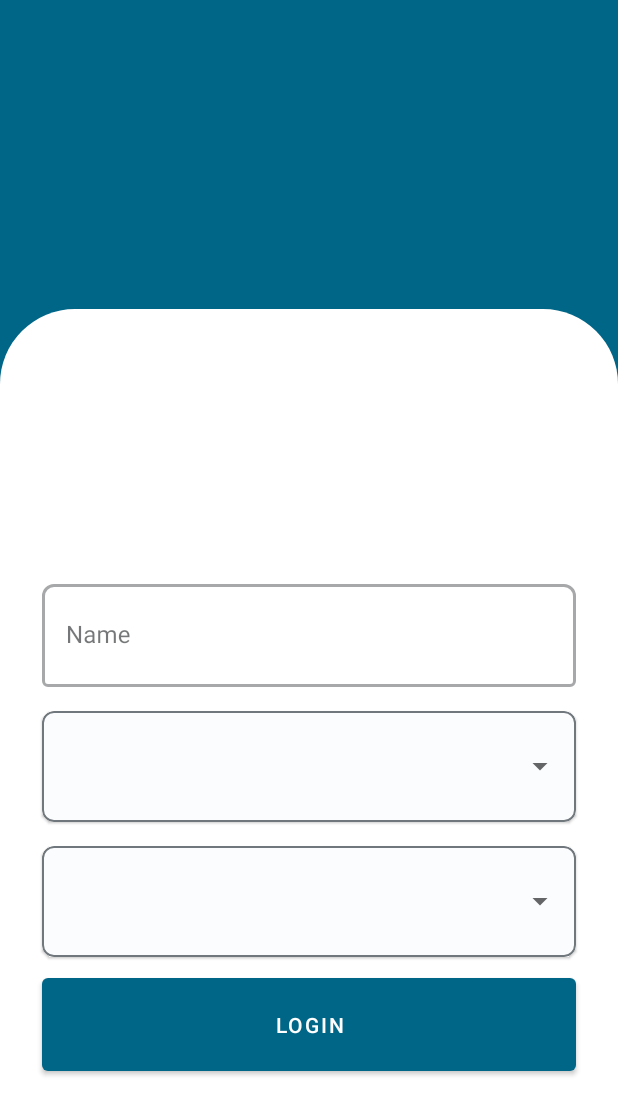
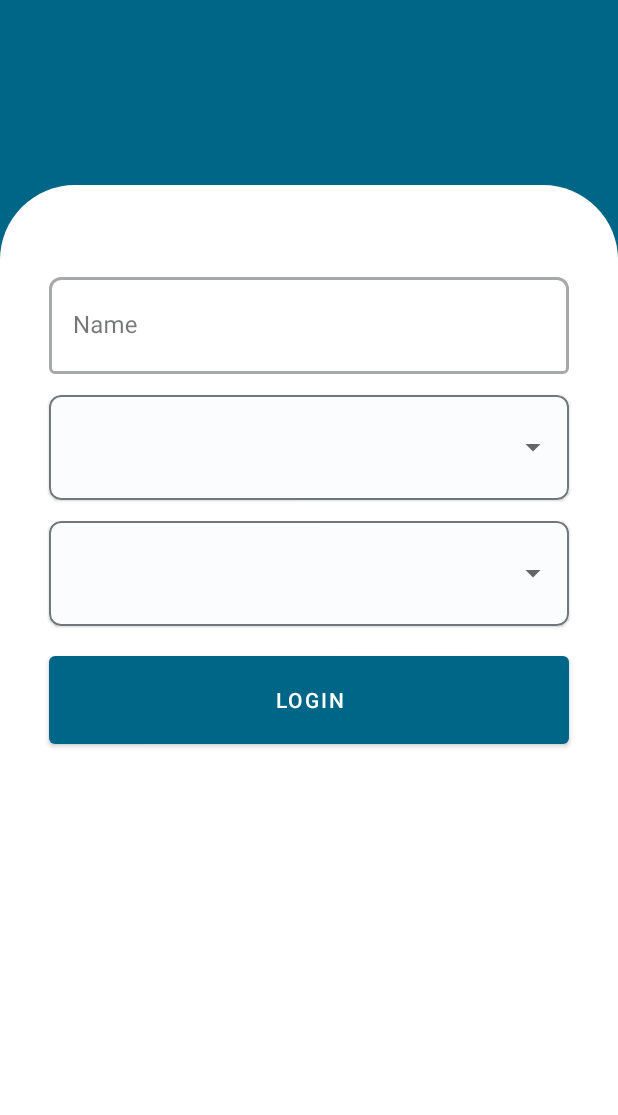
Before and after one commit to harisheoran/collegehub, an Android app: the LoginScreen screen opened through its navigation route, on a phone screen of 412 x 824 dp. Shown: the top 1115 px of the screen. Run offline under Robolectric (Android 15) with nearby library versions, the phone set to English and light mode, and no system bars; our stand-ins replace data binding; 1 statement that could not run was skipped.

Commit message:
login Screen UI

```diff
--- a/app/src/main/res/layout/fragment_login_screen.xml
+++ b/app/src/main/res/layout/fragment_login_screen.xml
@@ -18,21 +18,75 @@
                 app:layout_constraintEnd_toEndOf="parent"
                 app:layout_constraintStart_toStartOf="parent"
                 android:background="@drawable/login_screen_bg" app:layout_constraintHorizontal_bias="0.0"
-                app:layout_constraintVertical_bias="1.0">
+                app:layout_constraintVertical_bias="0.0">
 
+            <androidx.constraintlayout.widget.Guideline
+                    android:orientation="horizontal"
+                    android:layout_width="wrap_content"
+                    android:layout_height="wrap_content"
+                    app:layout_constraintGuide_percent="0.54"
+                    android:id="@+id/guideline14"/>
+            <androidx.constraintlayout.widget.Guideline
+                    android:orientation="horizontal"
+                    android:layout_width="wrap_content"
+                    android:layout_height="wrap_content"
+                    app:layout_constraintGuide_percent="0.44"
+                    android:id="@+id/guideline13"/>
+            <androidx.constraintlayout.widget.Guideline
+                    android:orientation="horizontal"
+                    android:layout_width="wrap_content"
+                    android:layout_height="wrap_content"
+                    app:layout_constraintGuide_percent="0.42"
+                    android:id="@+id/guideline12"/>
+            <androidx.constraintlayout.widget.Guideline
+                    android:orientation="horizontal"
+                    android:layout_width="wrap_content"
+                    android:layout_height="wrap_content"
+                    app:layout_constraintGuide_percent="0.32"
+                    android:id="@+id/guideline11"/>
+            <androidx.constraintlayout.widget.Guideline
+                    android:orientation="horizontal"
+                    android:layout_width="wrap_content"
+                    android:layout_height="wrap_content"
+                    app:layout_constraintGuide_percent="0.30"
+                    android:id="@+id/guideline10"/>
+            <androidx.constraintlayout.widget.Guideline
+                    android:orientation="horizontal"
+                    android:layout_width="wrap_content"
+                    android:layout_height="wrap_content"
+                    app:layout_constraintGuide_percent="0.20"
+                    android:id="@+id/guideline9"/>
+            <androidx.constraintlayout.widget.Guideline
+                    android:orientation="horizontal"
+                    android:layout_width="wrap_content"
+                    android:layout_height="wrap_content"
+                    app:layout_constraintGuide_percent="0.18"
+                    android:id="@+id/guideline8"/>
+            <androidx.constraintlayout.widget.Guideline
+                    android:orientation="horizontal"
+                    android:layout_width="wrap_content"
+                    android:layout_height="wrap_content"
+                    app:layout_constraintGuide_percent="0.08"
+                    android:id="@+id/guideline7"/>
+            <androidx.constraintlayout.widget.Guideline
+                    android:orientation="vertical"
+                    app:layout_constraintGuide_percent="0.92"
+                    android:layout_width="wrap_content"
+                    android:layout_height="wrap_content"
+                    android:id="@+id/guideline6"/>
             <com.google.android.material.textfield.TextInputLayout
                     android:id="@+id/user_name"
-                    android:layout_width="356dp"
-                    android:layout_height="74dp"
+                    android:layout_width="0dp"
+                    android:layout_height="0dp"
                     app:boxStrokeWidth="2dp"
                     app:boxCornerRadiusTopStart="8dp"
                     app:boxCornerRadiusTopEnd="8dp"
                     style="@style/Widget.MaterialComponents.TextInputLayout.OutlinedBox"
                     android:hint="@string/name"
-                    app:layout_constraintTop_toTopOf="parent" app:layout_constraintEnd_toEndOf="parent"
-                    app:layout_constraintStart_toStartOf="parent" app:layout_constraintHorizontal_bias="0.5"
-                    app:layout_constraintBottom_toTopOf="@+id/materialCardView3"
-                    app:layout_constraintVertical_chainStyle="packed" android:layout_marginBottom="8dp">
+                    app:layout_constraintTop_toTopOf="@+id/guideline7"
+                    app:layout_constraintEnd_toStartOf="@+id/guideline6"
+                    app:layout_constraintStart_toStartOf="@+id/guideline5"
+                    app:layout_constraintBottom_toTopOf="@+id/guideline8">
 
                 <com.google.android.material.textfield.TextInputEditText
                         android:layout_width="match_parent"
@@ -41,16 +95,16 @@
 
             </com.google.android.material.textfield.TextInputLayout>
             <com.google.android.material.card.MaterialCardView
-                    android:layout_width="356dp"
-                    android:layout_height="74dp"
+                    android:layout_width="0dp"
+                    android:layout_height="0dp"
                     app:cardCornerRadius="8dp"
                     app:strokeColor="@color/md_theme_light_outline"
                     app:strokeWidth="1dp"
-                    app:layout_constraintTop_toBottomOf="@+id/user_name"
-                    android:id="@+id/materialCardView3" app:layout_constraintStart_toStartOf="parent"
-                    app:layout_constraintEnd_toEndOf="parent" app:layout_constraintHorizontal_bias="0.5"
-                    app:layout_constraintBottom_toTopOf="@+id/materialCardView4" android:layout_marginTop="8dp"
-                    android:layout_marginBottom="8dp">
+                    android:id="@+id/materialCardView3"
+                    app:layout_constraintTop_toTopOf="@+id/guideline9"
+                    app:layout_constraintEnd_toStartOf="@+id/guideline6"
+                    app:layout_constraintStart_toStartOf="@+id/guideline5"
+                    app:layout_constraintBottom_toTopOf="@+id/guideline10">
 
                 <Spinner
                         android:id="@+id/department_spinner"
@@ -61,16 +115,16 @@
             </com.google.android.material.card.MaterialCardView>
 
             <com.google.android.material.card.MaterialCardView
-                    android:layout_width="356dp"
-                    android:layout_height="74dp"
+                    android:layout_width="0dp"
+                    android:layout_height="0dp"
                     app:cardCornerRadius="8dp"
                     app:strokeColor="@color/md_theme_light_outline"
                     app:strokeWidth="1dp"
-                    app:layout_constraintEnd_toEndOf="parent"
-                    app:layout_constraintStart_toStartOf="parent"
-                    app:layout_constraintTop_toBottomOf="@+id/materialCardView3" android:id="@+id/materialCardView4"
-                    app:layout_constraintBottom_toBottomOf="parent" app:layout_constraintHorizontal_bias="0.5"
-                    android:layout_marginTop="8dp" android:layout_marginBottom="8dp">
+                    android:id="@+id/materialCardView4"
+                    app:layout_constraintTop_toTopOf="@+id/guideline11"
+                    app:layout_constraintEnd_toStartOf="@+id/guideline6"
+                    app:layout_constraintBottom_toTopOf="@+id/guideline12"
+                    app:layout_constraintStart_toStartOf="@+id/guideline5">
 
                 <Spinner
                         android:id="@+id/semester_spinner"
@@ -81,11 +135,19 @@
             </com.google.android.material.card.MaterialCardView>
             <Button
                     android:text="@string/login"
-                    android:layout_height="74dp"
-                    android:layout_width="356dp"
+                    android:layout_height="0dp"
+                    android:layout_width="0dp"
                     android:id="@+id/button"
-                    app:layout_constraintStart_toStartOf="parent" app:layout_constraintEnd_toEndOf="parent"
-                    app:layout_constraintTop_toBottomOf="@+id/materialCardView4" android:layout_marginTop="8dp"/>
+                    app:layout_constraintTop_toTopOf="@+id/guideline13"
+                    app:layout_constraintEnd_toStartOf="@+id/guideline6"
+                    app:layout_constraintStart_toStartOf="@+id/guideline5"
+                    app:layout_constraintBottom_toTopOf="@+id/guideline14"/>
+            <androidx.constraintlayout.widget.Guideline
+                    android:orientation="vertical"
+                    app:layout_constraintGuide_percent="0.08"
+                    android:layout_width="wrap_content"
+                    android:layout_height="wrap_content"
+                    android:id="@+id/guideline5"/>
 
 
         </androidx.constraintlayout.widget.ConstraintLayout>
@@ -93,7 +155,7 @@
                 android:orientation="horizontal"
                 android:layout_width="wrap_content"
                 android:layout_height="wrap_content"
-                app:layout_constraintGuide_percent="0.25"
+                app:layout_constraintGuide_percent="0.15"
                 android:id="@+id/guideline2"/>
 
 
```
